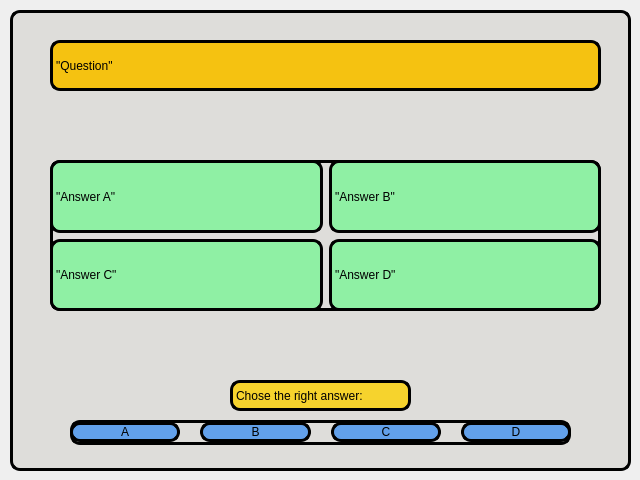
Old version of the form ui/game_window.ui in the repository WarschauerStr/sQuiz-Game.
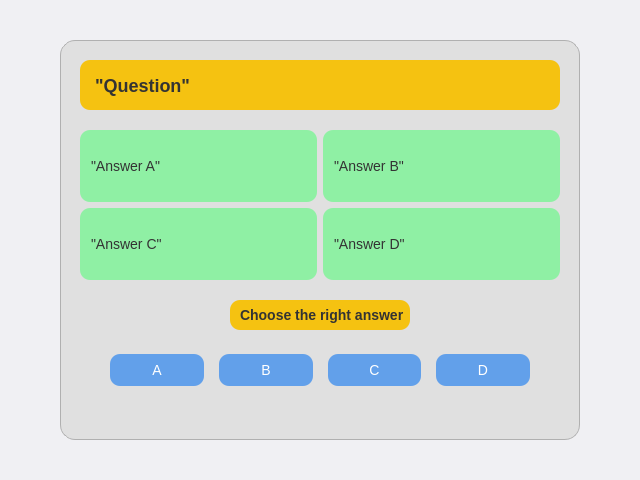
New version of the form.

```diff
--- a/ui/game_window.ui
+++ b/ui/game_window.ui
@@ -11,149 +11,148 @@
    </rect>
   </property>
   <property name="windowTitle">
-   <string>game_window</string>
+   <string>Game</string>
+  </property>
+  <property name="styleSheet">
+   <string notr="true">
+    QDialog {
+        background-color: #f0f0f3;
+        border-radius: 20px;
+    }
+    QFrame#frame {
+        background-color: #e0e0e0;
+        border-radius: 15px;
+        border: 1px solid #b0b0b0;
+    }
+    QLabel#question_label {
+        background-color: #f5c211;
+        border: none;
+        border-radius: 10px;
+        font-size: 18px;
+        font-weight: bold;
+        padding: 10px;
+        color: #333333;
+    }
+    QLabel#question_label_2 {
+        background-color: #f5c211;
+        border: none;
+        border-radius: 10px;
+        font-size: 14px;
+        padding: 6px;
+        font-weight: bold;
+        color: #333333;
+    }
+    QLabel#answer_A_label, QLabel#answer_B_label, QLabel#answer_C_label, QLabel#answer_D_label {
+        background-color: #8ff0a4;
+        border: none;
+        border-radius: 10px;
+        padding: 8px;
+        font-size: 14px;
+        color: #333333;
+    }
+    QPushButton {
+        background-color: #62a0ea;
+        color: white;
+        border: none;
+        border-radius: 10px;
+        padding: 8px;
+        font-size: 14px;
+    }
+    QPushButton:hover {
+        background-color: #528fcf;
+    }
+   </string>
   </property>
   <widget class="QFrame" name="frame">
    <property name="geometry">
     <rect>
-     <x>10</x>
-     <y>10</y>
-     <width>621</width>
-     <height>461</height>
+     <x>60</x>
+     <y>40</y>
+     <width>520</width>
+     <height>400</height>
     </rect>
    </property>
-   <property name="styleSheet">
-    <string notr="true">background-color:rgb(222, 221, 218);
-border: 3px solid rgb(0, 0, 0);
-border-radius: 10px;
-</string>
-   </property>
-   <property name="frameShape">
-    <enum>QFrame::StyledPanel</enum>
-   </property>
-   <property name="frameShadow">
-    <enum>QFrame::Raised</enum>
-   </property>
    <widget class="QLabel" name="question_label">
     <property name="geometry">
      <rect>
-      <x>40</x>
-      <y>30</y>
-      <width>551</width>
-      <height>51</height>
+      <x>20</x>
+      <y>20</y>
+      <width>480</width>
+      <height>50</height>
      </rect>
     </property>
-    <property name="styleSheet">
-     <string notr="true">background-color: rgb(245, 194, 17);
-border: 3px solid rgb(0, 0, 0);
-border-radius: 10px;
-</string>
-    </property>
     <property name="text">
-     <string>&quot;Question&quot;</string>
+     <string>"Question"</string>
     </property>
    </widget>
-   <widget class="QLabel" name="question_label_2">
+   <widget class="QWidget">
     <property name="geometry">
      <rect>
-      <x>220</x>
-      <y>370</y>
-      <width>181</width>
-      <height>31</height>
-     </rect>
-    </property>
-    <property name="styleSheet">
-     <string notr="true">background-color: rgb(246, 211, 45);
-border: 3px solid rgb(0, 0, 0);
-border-radius: 10px;
-</string>
-    </property>
-    <property name="text">
-     <string>Chose the right answer:</string>
-    </property>
-   </widget>
-   <widget class="QWidget" name="">
-    <property name="geometry">
-     <rect>
-      <x>40</x>
-      <y>150</y>
-      <width>551</width>
-      <height>151</height>
+      <x>20</x>
+      <y>90</y>
+      <width>480</width>
+      <height>150</height>
      </rect>
     </property>
     <layout class="QGridLayout" name="gridLayout">
-     <item row="1" column="1">
-      <widget class="QLabel" name="answer_D_label">
-       <property name="styleSheet">
-        <string notr="true">background-color: rgb(143, 240, 164);
-border: 3px solid rgb(0, 0, 0);
-border-radius: 10px;
-</string>
-       </property>
-       <property name="text">
-        <string>&quot;Answer D&quot;</string>
-       </property>
-      </widget>
-     </item>
      <item row="0" column="0">
       <widget class="QLabel" name="answer_A_label">
-       <property name="styleSheet">
-        <string notr="true">background-color: rgb(143, 240, 164);
-border: 3px solid rgb(0, 0, 0);
-border-radius: 10px;
-</string>
-       </property>
        <property name="text">
-        <string>&quot;Answer A&quot;</string>
-       </property>
-      </widget>
-     </item>
-     <item row="1" column="0">
-      <widget class="QLabel" name="answer_C_label">
-       <property name="styleSheet">
-        <string notr="true">background-color: rgb(143, 240, 164);
-border: 3px solid rgb(0, 0, 0);
-border-radius: 10px;
-</string>
-       </property>
-       <property name="text">
-        <string>&quot;Answer C&quot;</string>
+        <string>"Answer A"</string>
        </property>
       </widget>
      </item>
      <item row="0" column="1">
       <widget class="QLabel" name="answer_B_label">
-       <property name="styleSheet">
-        <string notr="true">background-color: rgb(143, 240, 164);
-border: 3px solid rgb(0, 0, 0);
-border-radius: 10px;
-</string>
+       <property name="text">
+        <string>"Answer B"</string>
        </property>
+      </widget>
+     </item>
+     <item row="1" column="0">
+      <widget class="QLabel" name="answer_C_label">
        <property name="text">
-        <string>&quot;Answer B&quot;</string>
+        <string>"Answer C"</string>
+       </property>
+      </widget>
+     </item>
+     <item row="1" column="1">
+      <widget class="QLabel" name="answer_D_label">
+       <property name="text">
+        <string>"Answer D"</string>
        </property>
       </widget>
      </item>
     </layout>
    </widget>
-   <widget class="QWidget" name="">
+   <widget class="QLabel" name="question_label_2">
     <property name="geometry">
      <rect>
-      <x>60</x>
-      <y>410</y>
-      <width>501</width>
-      <height>25</height>
+      <x>170</x>
+      <y>260</y>
+      <width>180</width>
+      <height>30</height>
+     </rect>
+    </property>
+    <property name="text">
+     <string>Choose the right answer:</string>
+    </property>
+   </widget>
+   <widget class="QWidget">
+    <property name="geometry">
+     <rect>
+      <x>50</x>
+      <y>310</y>
+      <width>420</width>
+      <height>40</height>
      </rect>
     </property>
     <layout class="QHBoxLayout" name="horizontalLayout">
      <property name="spacing">
-      <number>20</number>
+      <number>15</number>
      </property>
      <item>
       <widget class="QPushButton" name="A_button">
-       <property name="styleSheet">
-        <string notr="true">background-color: rgb(98, 160, 234);</string>
-       </property>
        <property name="text">
         <string>A</string>
        </property>
@@ -161,9 +160,6 @@
      </item>
      <item>
       <widget class="QPushButton" name="B_button">
-       <property name="styleSheet">
-        <string notr="true">background-color: rgb(98, 160, 234);</string>
-       </property>
        <property name="text">
         <string>B</string>
        </property>
@@ -171,9 +167,6 @@
      </item>
      <item>
       <widget class="QPushButton" name="C_button">
-       <property name="styleSheet">
-        <string notr="true">background-color: rgb(98, 160, 234);</string>
-       </property>
        <property name="text">
         <string>C</string>
        </property>
@@ -181,9 +174,6 @@
      </item>
      <item>
       <widget class="QPushButton" name="D_button">
-       <property name="styleSheet">
-        <string notr="true">background-color: rgb(98, 160, 234);</string>
-       </property>
        <property name="text">
         <string>D</string>
        </property>
```
